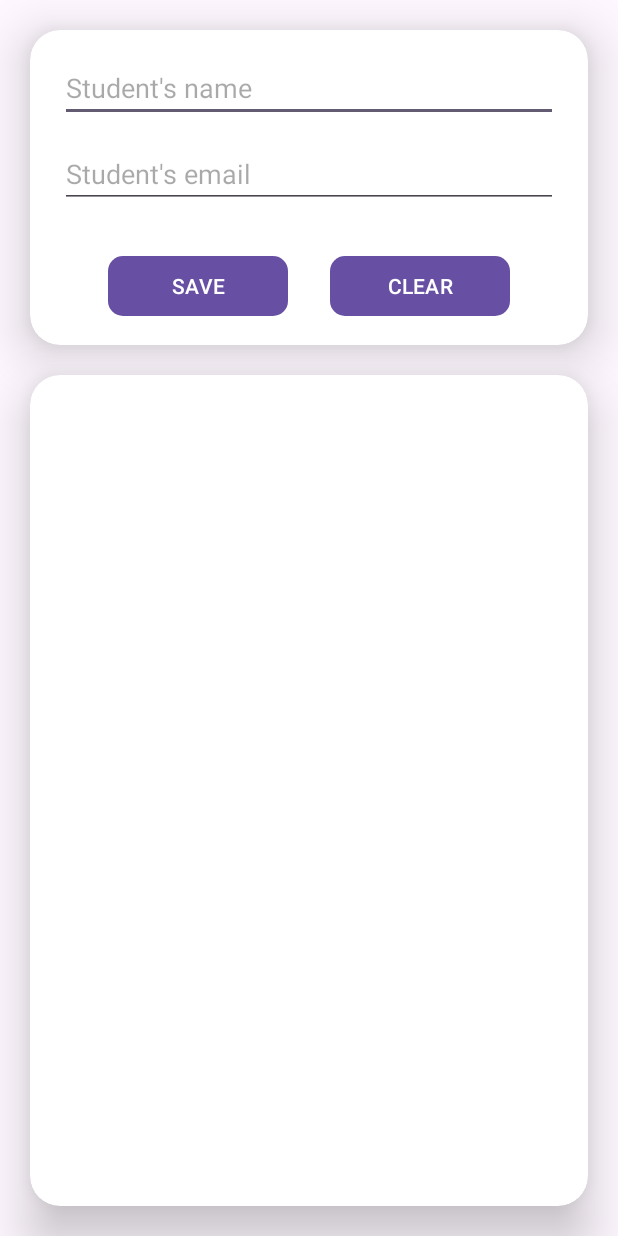
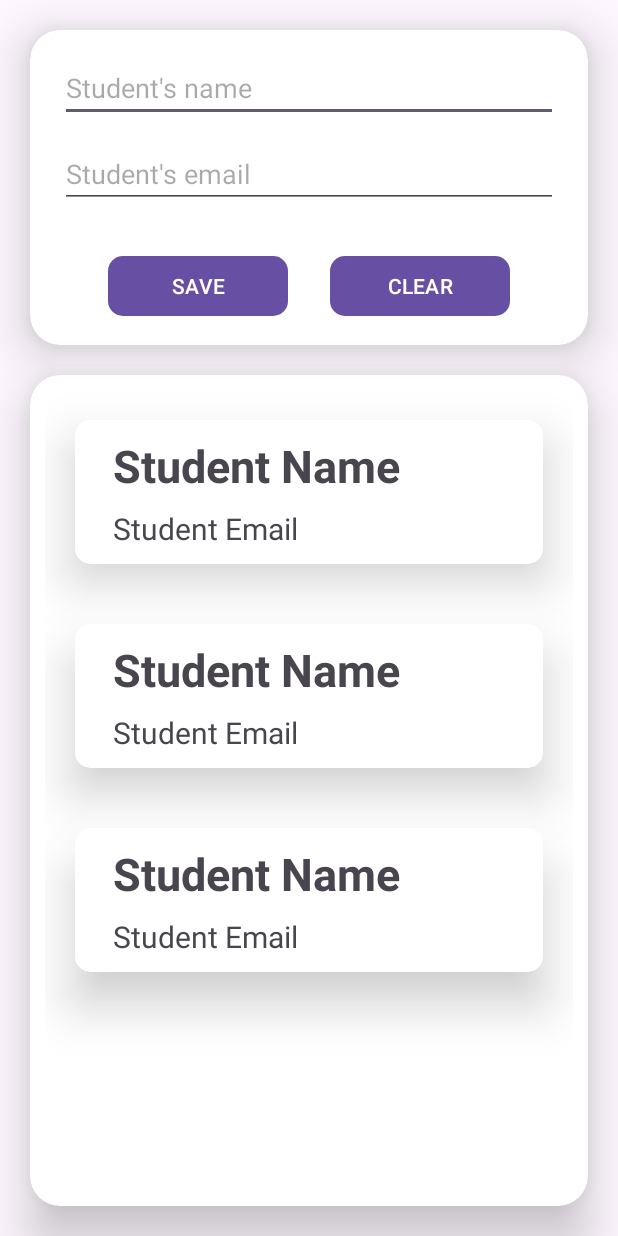
Before and after one commit to musfiqur552608/Student-Register-Room-Database, an Android app: the layout activity_main.xml on its own in the app's theme, with its tools: preview values and no code run, on a phone screen of 412 x 824 dp. Run offline under Robolectric (Android 15) with nearby library versions, the phone set to English and light mode, and no system bars.

Commit message:
Data added on the list

```diff
--- a/app/src/main/res/layout/activity_main.xml
+++ b/app/src/main/res/layout/activity_main.xml
@@ -100,6 +100,7 @@
             android:layout_width="match_parent"
             android:layout_height="match_parent"
             android:id="@+id/recyclerView"
+            tools:listitem="@layout/list_item"
             android:layout_margin="10dp"/>
     </androidx.cardview.widget.CardView>
 
--- /dev/null
+++ b/app/src/main/res/layout/list_item.xml
@@ -0,0 +1,43 @@
+<?xml version="1.0" encoding="utf-8"?>
+<androidx.cardview.widget.CardView xmlns:android="http://schemas.android.com/apk/res/android"
+    xmlns:tools="http://schemas.android.com/tools"
+    android:layout_width="match_parent"
+    xmlns:app="http://schemas.android.com/apk/res-auto"
+    app:cardCornerRadius="10dp"
+    android:layout_margin="20dp"
+    app:cardElevation="20dp"
+    app:cardMaxElevation="20dp"
+    android:layout_height="wrap_content">
+
+    <androidx.constraintlayout.widget.ConstraintLayout
+        android:layout_width="match_parent"
+        android:layout_margin="10dp"
+        android:layout_height="match_parent">
+
+        <TextView
+            android:id="@+id/nametxt"
+            android:layout_width="wrap_content"
+            android:layout_height="wrap_content"
+            android:text="Student Name"
+            android:textSize="30sp"
+            android:textStyle="bold"
+            app:layout_constraintEnd_toEndOf="parent"
+            app:layout_constraintHorizontal_bias="0.151"
+            app:layout_constraintStart_toStartOf="parent"
+            app:layout_constraintTop_toTopOf="parent" />
+
+        <TextView
+            android:id="@+id/emailTxt"
+            android:layout_width="wrap_content"
+            android:layout_height="wrap_content"
+            android:layout_marginTop="8dp"
+            android:text="Student Email"
+            android:textSize="20sp"
+            app:layout_constraintEnd_toEndOf="@+id/nametxt"
+            app:layout_constraintHorizontal_bias="0.0"
+            app:layout_constraintStart_toStartOf="@+id/nametxt"
+            app:layout_constraintTop_toBottomOf="@+id/nametxt" />
+    </androidx.constraintlayout.widget.ConstraintLayout>
+
+
+</androidx.cardview.widget.CardView>
--- a/settings.gradle
+++ b/settings.gradle
@@ -1,8 +1,9 @@
 pluginManagement {
     repositories {
+        gradlePluginPortal()
         google()
         mavenCentral()
-        gradlePluginPortal()
+        jcenter()
     }
 }
 dependencyResolutionManagement {
@@ -10,6 +11,7 @@ dependencyResolutionManagement {
     repositories {
         google()
         mavenCentral()
+        jcenter()
     }
 }
 rootProject.name = "StudentRegister"
```
Also changed, not shown: app/build.gradle (+9 -11 lines), app/src/main/java/com/example/studentregister/MainActivity.kt (+63 -0 lines), app/src/main/java/com/example/studentregister/StudentRecyclerViewAdapter.kt (added, +40 -0 lines), app/src/main/java/com/example/studentregister/StudentViewModel.kt (+18 -1 lines), app/src/main/java/com/example/studentregister/StudentViewModelFactory.kt (added, +15 -0 lines), gradle/wrapper/gradle-wrapper.properties.
